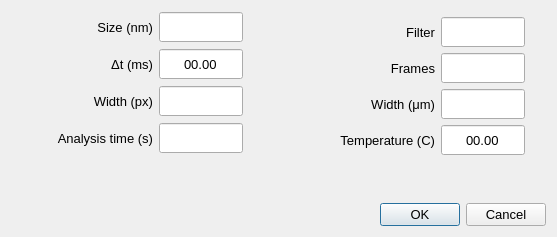
Before: the Qt Designer form ui/app_config.ui in lassisg/mpthub, drawn with Qt 5.
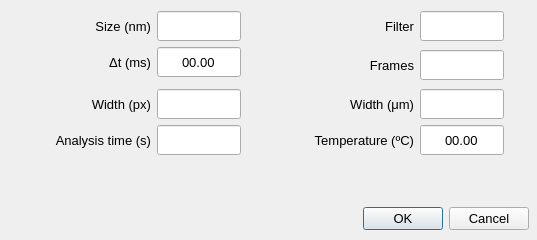
After: the same form once the commit is applied. Icons and pictures are not drawn.

```diff
--- a/ui/app_config.ui
+++ b/ui/app_config.ui
@@ -6,8 +6,8 @@
    <rect>
     <x>0</x>
     <y>0</y>
-    <width>557</width>
-    <height>237</height>
+    <width>537</width>
+    <height>240</height>
    </rect>
   </property>
   <property name="sizePolicy">
@@ -23,10 +23,17 @@
    <iconset resource="resources/application_resources.qrc">
     <normaloff>:/icons/icons/application-task.png</normaloff>:/icons/icons/application-task.png</iconset>
   </property>
+  <widget class="QWidget" name="">
+   <property name="geometry">
+    <rect>
+     <x>9</x>
+     <y>11</y>
+     <width>520</width>
+     <height>219</height>
+    </rect>
+   </property>
   <layout class="QVBoxLayout" name="verticalLayout">
    <item>
-    <layout class="QHBoxLayout" name="horizontalLayout">
-     <item>
       <layout class="QGridLayout" name="gridLayout">
        <item row="0" column="0">
         <widget class="QLabel" name="lbl_size">
@@ -64,42 +71,6 @@
          </property>
         </widget>
        </item>
-       <item row="2" column="0">
-        <widget class="QLabel" name="lbl_width_px">
-         <property name="sizePolicy">
-          <sizepolicy hsizetype="Fixed" vsizetype="Fixed">
-           <horstretch>0</horstretch>
-           <verstretch>0</verstretch>
-          </sizepolicy>
-         </property>
-         <property name="minimumSize">
-          <size>
-           <width>120</width>
-           <height>30</height>
-          </size>
-         </property>
-         <property name="maximumSize">
-          <size>
-           <width>142</width>
-           <height>30</height>
-          </size>
-         </property>
-         <property name="font">
-          <font>
-           <pointsize>10</pointsize>
-          </font>
-         </property>
-         <property name="text">
-          <string>Width (px)</string>
-         </property>
-         <property name="alignment">
-          <set>Qt::AlignRight|Qt::AlignTrailing|Qt::AlignVCenter</set>
-         </property>
-         <property name="buddy">
-          <cstring>txt_width_px</cstring>
-         </property>
-        </widget>
-       </item>
        <item row="0" column="1">
         <widget class="QLineEdit" name="txt_size">
          <property name="sizePolicy">
@@ -136,6 +107,91 @@
          </property>
         </widget>
        </item>
+      <item row="0" column="3">
+       <widget class="QLabel" name="lbl_filter">
+        <property name="sizePolicy">
+         <sizepolicy hsizetype="Fixed" vsizetype="Fixed">
+          <horstretch>0</horstretch>
+          <verstretch>0</verstretch>
+         </sizepolicy>
+        </property>
+        <property name="minimumSize">
+         <size>
+          <width>120</width>
+          <height>30</height>
+         </size>
+        </property>
+        <property name="maximumSize">
+         <size>
+          <width>142</width>
+          <height>30</height>
+         </size>
+        </property>
+        <property name="font">
+         <font>
+          <pointsize>10</pointsize>
+         </font>
+        </property>
+        <property name="text">
+         <string>Filter</string>
+        </property>
+        <property name="alignment">
+         <set>Qt::AlignRight|Qt::AlignTrailing|Qt::AlignVCenter</set>
+        </property>
+        <property name="buddy">
+         <cstring>txt_filter</cstring>
+        </property>
+       </widget>
+      </item>
+      <item row="0" column="4">
+       <widget class="QLineEdit" name="txt_filter">
+        <property name="sizePolicy">
+         <sizepolicy hsizetype="Fixed" vsizetype="Fixed">
+          <horstretch>0</horstretch>
+          <verstretch>0</verstretch>
+         </sizepolicy>
+        </property>
+        <property name="minimumSize">
+         <size>
+          <width>84</width>
+          <height>30</height>
+         </size>
+        </property>
+        <property name="maximumSize">
+         <size>
+          <width>84</width>
+          <height>30</height>
+         </size>
+        </property>
+        <property name="font">
+         <font>
+          <pointsize>10</pointsize>
+         </font>
+        </property>
+        <property name="inputMask">
+         <string/>
+        </property>
+        <property name="text">
+         <string/>
+        </property>
+        <property name="alignment">
+         <set>Qt::AlignCenter</set>
+        </property>
+       </widget>
+      </item>
+      <item row="0" column="5" rowspan="5">
+       <spacer name="horizontalSpacer_2">
+        <property name="orientation">
+         <enum>Qt::Horizontal</enum>
+        </property>
+        <property name="sizeHint" stdset="0">
+         <size>
+          <width>21</width>
+          <height>20</height>
+         </size>
+        </property>
+       </spacer>
+      </item>
        <item row="1" column="0">
         <widget class="QLabel" name="lbl_delta">
          <property name="sizePolicy">
@@ -208,8 +264,8 @@
          </property>
         </widget>
        </item>
-       <item row="3" column="1">
-        <widget class="QLineEdit" name="txt_time">
+      <item row="1" column="3" rowspan="2">
+       <widget class="QLabel" name="lbl_total_frames">
          <property name="sizePolicy">
           <sizepolicy hsizetype="Fixed" vsizetype="Fixed">
            <horstretch>0</horstretch>
@@ -218,95 +274,23 @@
          </property>
          <property name="minimumSize">
           <size>
-           <width>84</width>
+          <width>120</width>
            <height>30</height>
           </size>
          </property>
          <property name="maximumSize">
           <size>
-           <width>84</width>
-           <height>30</height>
-          </size>
-         </property>
-         <property name="font">
-          <font>
-           <pointsize>10</pointsize>
-          </font>
-         </property>
-         <property name="inputMask">
-          <string/>
-         </property>
-         <property name="text">
-          <string/>
-         </property>
-         <property name="alignment">
-          <set>Qt::AlignCenter</set>
-         </property>
-        </widget>
-       </item>
-       <item row="2" column="1">
-        <widget class="QLineEdit" name="txt_width_px">
-         <property name="sizePolicy">
-          <sizepolicy hsizetype="Fixed" vsizetype="Fixed">
-           <horstretch>0</horstretch>
-           <verstretch>0</verstretch>
-          </sizepolicy>
-         </property>
-         <property name="minimumSize">
-          <size>
-           <width>84</width>
-           <height>30</height>
-          </size>
-         </property>
-         <property name="maximumSize">
-          <size>
-           <width>84</width>
-           <height>30</height>
-          </size>
-         </property>
-         <property name="font">
-          <font>
-           <pointsize>10</pointsize>
-          </font>
-         </property>
-         <property name="inputMask">
-          <string/>
-         </property>
-         <property name="text">
-          <string/>
-         </property>
-         <property name="alignment">
-          <set>Qt::AlignCenter</set>
-         </property>
-        </widget>
-       </item>
-       <item row="3" column="0">
-        <widget class="QLabel" name="lbl_time">
-         <property name="sizePolicy">
-          <sizepolicy hsizetype="Fixed" vsizetype="Fixed">
-           <horstretch>0</horstretch>
-           <verstretch>0</verstretch>
-          </sizepolicy>
-         </property>
-         <property name="minimumSize">
-          <size>
            <width>142</width>
            <height>30</height>
           </size>
          </property>
-         <property name="maximumSize">
-          <size>
-           <width>142</width>
-           <height>30</height>
-          </size>
-         </property>
          <property name="font">
           <font>
            <pointsize>10</pointsize>
           </font>
          </property>
          <property name="text">
-          <string>Analysis time (s)</string>
+         <string>Frames</string>
          </property>
          <property name="alignment">
           <set>Qt::AlignRight|Qt::AlignTrailing|Qt::AlignVCenter</set>
@@ -316,24 +300,128 @@
          </property>
         </widget>
        </item>
-      </layout>
-     </item>
-     <item>
+      <item row="1" column="4" rowspan="2">
+       <widget class="QLineEdit" name="txt_total_frames">
+        <property name="sizePolicy">
+         <sizepolicy hsizetype="Fixed" vsizetype="Fixed">
+          <horstretch>0</horstretch>
+          <verstretch>0</verstretch>
+         </sizepolicy>
+        </property>
+        <property name="minimumSize">
+         <size>
+          <width>84</width>
+          <height>30</height>
+         </size>
+        </property>
+        <property name="maximumSize">
+         <size>
+          <width>84</width>
+          <height>30</height>
+         </size>
+        </property>
+        <property name="font">
+         <font>
+          <pointsize>10</pointsize>
+         </font>
+        </property>
+        <property name="inputMask">
+         <string/>
+        </property>
+        <property name="text">
+         <string/>
+        </property>
+        <property name="alignment">
+         <set>Qt::AlignCenter</set>
+        </property>
+       </widget>
+      </item>
+      <item row="2" column="2" rowspan="2">
       <spacer name="horizontalSpacer">
        <property name="orientation">
         <enum>Qt::Horizontal</enum>
        </property>
        <property name="sizeHint" stdset="0">
         <size>
-         <width>21</width>
-         <height>20</height>
+          <width>13</width>
+          <height>13</height>
         </size>
        </property>
       </spacer>
      </item>
-     <item>
-      <layout class="QGridLayout" name="gridLayout_2">
        <item row="3" column="0">
+       <widget class="QLabel" name="lbl_width_px">
+        <property name="sizePolicy">
+         <sizepolicy hsizetype="Fixed" vsizetype="Fixed">
+          <horstretch>0</horstretch>
+          <verstretch>0</verstretch>
+         </sizepolicy>
+        </property>
+        <property name="minimumSize">
+         <size>
+          <width>120</width>
+          <height>30</height>
+         </size>
+        </property>
+        <property name="maximumSize">
+         <size>
+          <width>142</width>
+          <height>30</height>
+         </size>
+        </property>
+        <property name="font">
+         <font>
+          <pointsize>10</pointsize>
+         </font>
+        </property>
+        <property name="text">
+         <string>Width (px)</string>
+        </property>
+        <property name="alignment">
+         <set>Qt::AlignRight|Qt::AlignTrailing|Qt::AlignVCenter</set>
+        </property>
+        <property name="buddy">
+         <cstring>txt_width_px</cstring>
+        </property>
+       </widget>
+      </item>
+      <item row="3" column="1">
+       <widget class="QLineEdit" name="txt_width_px">
+        <property name="sizePolicy">
+         <sizepolicy hsizetype="Fixed" vsizetype="Fixed">
+          <horstretch>0</horstretch>
+          <verstretch>0</verstretch>
+         </sizepolicy>
+        </property>
+        <property name="minimumSize">
+         <size>
+          <width>84</width>
+          <height>30</height>
+         </size>
+        </property>
+        <property name="maximumSize">
+         <size>
+          <width>84</width>
+          <height>30</height>
+         </size>
+        </property>
+        <property name="font">
+         <font>
+          <pointsize>10</pointsize>
+         </font>
+        </property>
+        <property name="inputMask">
+         <string/>
+        </property>
+        <property name="text">
+         <string/>
+        </property>
+        <property name="alignment">
+         <set>Qt::AlignCenter</set>
+        </property>
+       </widget>
+      </item>
+      <item row="3" column="3">
         <widget class="QLabel" name="lbl_width_si">
          <property name="sizePolicy">
           <sizepolicy hsizetype="Fixed" vsizetype="Fixed">
@@ -369,43 +457,7 @@
          </property>
         </widget>
        </item>
-       <item row="2" column="1">
-        <widget class="QLineEdit" name="txt_total_frames">
-         <property name="sizePolicy">
-          <sizepolicy hsizetype="Fixed" vsizetype="Fixed">
-           <horstretch>0</horstretch>
-           <verstretch>0</verstretch>
-          </sizepolicy>
-         </property>
-         <property name="minimumSize">
-          <size>
-           <width>84</width>
-           <height>30</height>
-          </size>
-         </property>
-         <property name="maximumSize">
-          <size>
-           <width>84</width>
-           <height>30</height>
-          </size>
-         </property>
-         <property name="font">
-          <font>
-           <pointsize>10</pointsize>
-          </font>
-         </property>
-         <property name="inputMask">
-          <string/>
-         </property>
-         <property name="text">
-          <string/>
-         </property>
-         <property name="alignment">
-          <set>Qt::AlignCenter</set>
-         </property>
-        </widget>
-       </item>
-       <item row="3" column="1">
+      <item row="3" column="4">
         <widget class="QLineEdit" name="txt_width_si">
          <property name="sizePolicy">
           <sizepolicy hsizetype="Fixed" vsizetype="Fixed">
@@ -442,6 +494,78 @@
         </widget>
        </item>
        <item row="4" column="0">
+       <widget class="QLabel" name="lbl_time">
+        <property name="sizePolicy">
+         <sizepolicy hsizetype="Fixed" vsizetype="Fixed">
+          <horstretch>0</horstretch>
+          <verstretch>0</verstretch>
+         </sizepolicy>
+        </property>
+        <property name="minimumSize">
+         <size>
+          <width>142</width>
+          <height>30</height>
+         </size>
+        </property>
+        <property name="maximumSize">
+         <size>
+          <width>142</width>
+          <height>30</height>
+         </size>
+        </property>
+        <property name="font">
+         <font>
+          <pointsize>10</pointsize>
+         </font>
+        </property>
+        <property name="text">
+         <string>Analysis time (s)</string>
+        </property>
+        <property name="alignment">
+         <set>Qt::AlignRight|Qt::AlignTrailing|Qt::AlignVCenter</set>
+        </property>
+        <property name="buddy">
+         <cstring>txt_time</cstring>
+        </property>
+       </widget>
+      </item>
+      <item row="4" column="1">
+       <widget class="QLineEdit" name="txt_time">
+        <property name="sizePolicy">
+         <sizepolicy hsizetype="Fixed" vsizetype="Fixed">
+          <horstretch>0</horstretch>
+          <verstretch>0</verstretch>
+         </sizepolicy>
+        </property>
+        <property name="minimumSize">
+         <size>
+          <width>84</width>
+          <height>30</height>
+         </size>
+        </property>
+        <property name="maximumSize">
+         <size>
+          <width>84</width>
+          <height>30</height>
+         </size>
+        </property>
+        <property name="font">
+         <font>
+          <pointsize>10</pointsize>
+         </font>
+        </property>
+        <property name="inputMask">
+         <string/>
+        </property>
+        <property name="text">
+         <string/>
+        </property>
+        <property name="alignment">
+         <set>Qt::AlignCenter</set>
+        </property>
+       </widget>
+      </item>
+      <item row="4" column="3">
         <widget class="QLabel" name="lbl_temperature_C">
          <property name="sizePolicy">
           <sizepolicy hsizetype="Fixed" vsizetype="Fixed">
@@ -467,7 +591,7 @@
           </font>
          </property>
          <property name="text">
-          <string>Temperature (C)</string>
+         <string>Temperature (ºC)</string>
          </property>
          <property name="alignment">
           <set>Qt::AlignRight|Qt::AlignTrailing|Qt::AlignVCenter</set>
@@ -477,7 +601,7 @@
          </property>
         </widget>
        </item>
-       <item row="4" column="1">
+      <item row="4" column="4">
         <widget class="QLineEdit" name="txt_temperature_C">
          <property name="sizePolicy">
           <sizepolicy hsizetype="Fixed" vsizetype="Fixed">
@@ -513,129 +637,6 @@
          </property>
         </widget>
        </item>
-       <item row="1" column="1">
-        <widget class="QLineEdit" name="txt_filter">
-         <property name="sizePolicy">
-          <sizepolicy hsizetype="Fixed" vsizetype="Fixed">
-           <horstretch>0</horstretch>
-           <verstretch>0</verstretch>
-          </sizepolicy>
-         </property>
-         <property name="minimumSize">
-          <size>
-           <width>84</width>
-           <height>30</height>
-          </size>
-         </property>
-         <property name="maximumSize">
-          <size>
-           <width>84</width>
-           <height>30</height>
-          </size>
-         </property>
-         <property name="font">
-          <font>
-           <pointsize>10</pointsize>
-          </font>
-         </property>
-         <property name="inputMask">
-          <string/>
-         </property>
-         <property name="text">
-          <string/>
-         </property>
-         <property name="alignment">
-          <set>Qt::AlignCenter</set>
-         </property>
-        </widget>
-       </item>
-       <item row="1" column="0">
-        <widget class="QLabel" name="lbl_filter">
-         <property name="sizePolicy">
-          <sizepolicy hsizetype="Fixed" vsizetype="Fixed">
-           <horstretch>0</horstretch>
-           <verstretch>0</verstretch>
-          </sizepolicy>
-         </property>
-         <property name="minimumSize">
-          <size>
-           <width>120</width>
-           <height>30</height>
-          </size>
-         </property>
-         <property name="maximumSize">
-          <size>
-           <width>142</width>
-           <height>30</height>
-          </size>
-         </property>
-         <property name="font">
-          <font>
-           <pointsize>10</pointsize>
-          </font>
-         </property>
-         <property name="text">
-          <string>Filter</string>
-         </property>
-         <property name="alignment">
-          <set>Qt::AlignRight|Qt::AlignTrailing|Qt::AlignVCenter</set>
-         </property>
-         <property name="buddy">
-          <cstring>txt_filter</cstring>
-         </property>
-        </widget>
-       </item>
-       <item row="2" column="0">
-        <widget class="QLabel" name="lbl_total_frames">
-         <property name="sizePolicy">
-          <sizepolicy hsizetype="Fixed" vsizetype="Fixed">
-           <horstretch>0</horstretch>
-           <verstretch>0</verstretch>
-          </sizepolicy>
-         </property>
-         <property name="minimumSize">
-          <size>
-           <width>120</width>
-           <height>30</height>
-          </size>
-         </property>
-         <property name="maximumSize">
-          <size>
-           <width>142</width>
-           <height>30</height>
-          </size>
-         </property>
-         <property name="font">
-          <font>
-           <pointsize>10</pointsize>
-          </font>
-         </property>
-         <property name="text">
-          <string>Frames</string>
-         </property>
-         <property name="alignment">
-          <set>Qt::AlignRight|Qt::AlignTrailing|Qt::AlignVCenter</set>
-         </property>
-         <property name="buddy">
-          <cstring>txt_total_frames</cstring>
-         </property>
-        </widget>
-       </item>
-       <item row="0" column="2" rowspan="5">
-        <spacer name="horizontalSpacer_2">
-         <property name="orientation">
-          <enum>Qt::Horizontal</enum>
-         </property>
-         <property name="sizeHint" stdset="0">
-          <size>
-           <width>21</width>
-           <height>20</height>
-          </size>
-         </property>
-        </spacer>
-       </item>
-      </layout>
-     </item>
     </layout>
    </item>
    <item>
@@ -645,8 +646,8 @@
      </property>
      <property name="sizeHint" stdset="0">
       <size>
-       <width>474</width>
-       <height>16</height>
+        <width>471</width>
+        <height>33</height>
       </size>
      </property>
     </spacer>
@@ -667,6 +668,7 @@
     </widget>
    </item>
   </layout>
+  </widget>
  </widget>
  <tabstops>
   <tabstop>txt_size</tabstop>
```
Left out of the diff: 2 changed lines with no effect on the pictures. Lines whose indentation alone changed are shown as unchanged.
